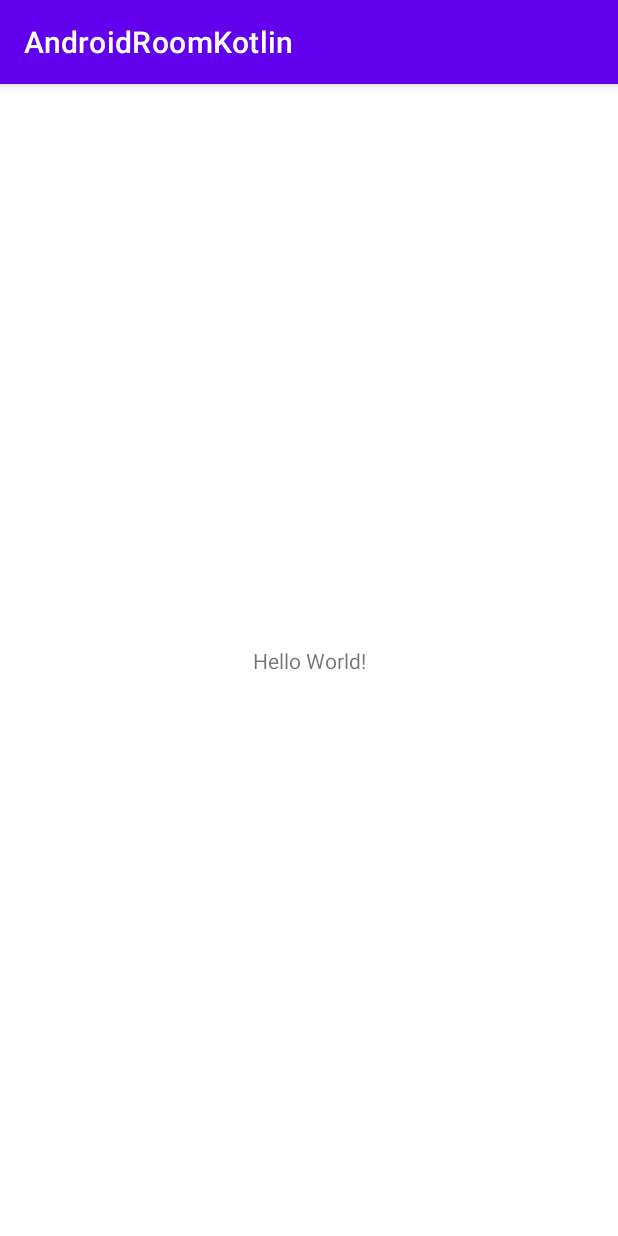
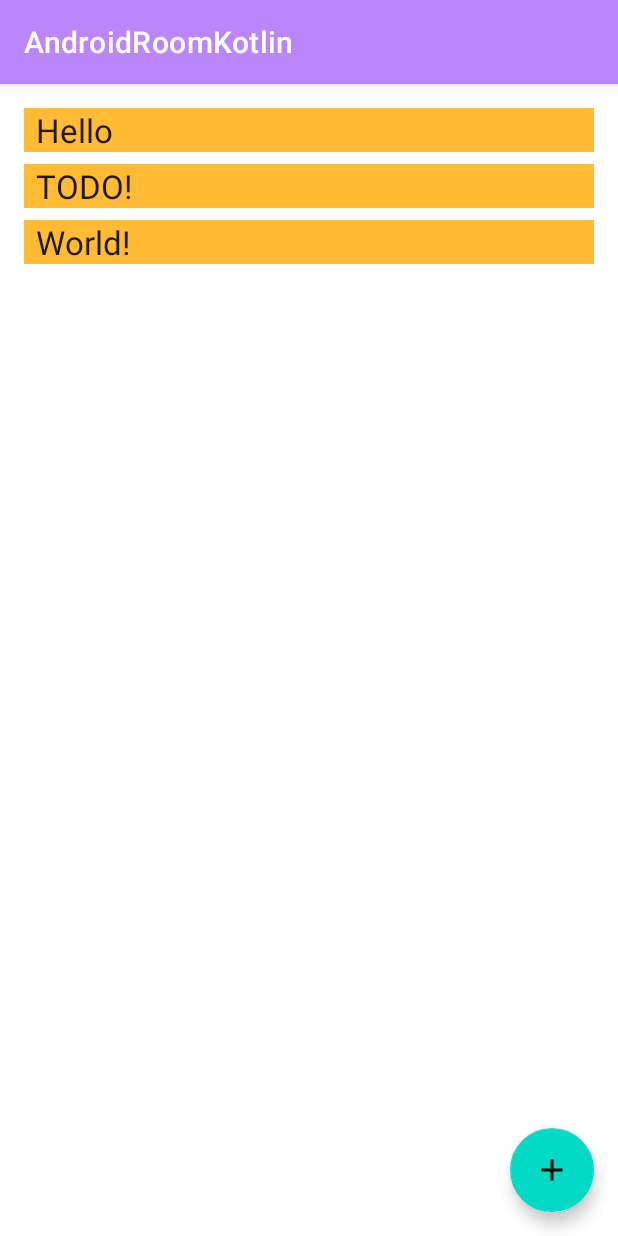
Before and after one commit to mertcaliskan01/KotlinProject, an Android app: the screen it shows after launch (MainActivity), on a phone screen of 412 x 824 dp. Run offline under Robolectric (Android 15) with nearby library versions, the phone set to English and light mode, and no system bars; our stand-ins replace Room's generated code.

Commit message:
update gradle entity, dao created observing db changes add room database create repository and ViewModel add xml layout and Recylerview Instantiate the repository and the database Populate the database Connect with the data

```diff
--- a/app/src/main/AndroidManifest.xml
+++ b/app/src/main/AndroidManifest.xml
@@ -3,12 +3,16 @@
     package="com.mtcn.androidroomkotlin">
 
     <application
+        android:name=".WordsApplication"
         android:allowBackup="true"
         android:icon="@mipmap/ic_launcher"
         android:label="@string/app_name"
         android:roundIcon="@mipmap/ic_launcher_round"
         android:supportsRtl="true"
-        android:theme="@style/Theme.AndroidRoomKotlin">
+        android:theme="@style/AppTheme">
+        <activity
+            android:name=".ui.NewWordActivity"
+            android:exported="false" />
         <activity
             android:name=".MainActivity"
             android:exported="true">
--- a/app/src/main/java/com/mtcn/androidroomkotlin/MainActivity.kt
+++ b/app/src/main/java/com/mtcn/androidroomkotlin/MainActivity.kt
@@ -1,11 +1,66 @@
 package com.mtcn.androidroomkotlin
 
+import android.app.Activity
+import android.content.Intent
 import androidx.appcompat.app.AppCompatActivity
 import android.os.Bundle
+import android.widget.Toast
+import androidx.activity.viewModels
+import androidx.lifecycle.Observer
+import androidx.recyclerview.widget.LinearLayoutManager
+import androidx.recyclerview.widget.RecyclerView
+import com.google.android.material.floatingactionbutton.FloatingActionButton
+import com.mtcn.androidroomkotlin.adapters.WordListAdapter
+import com.mtcn.androidroomkotlin.model.Word
+import com.mtcn.androidroomkotlin.model.WordViewModel
+import com.mtcn.androidroomkotlin.model.WordViewModelFactory
+import com.mtcn.androidroomkotlin.ui.NewWordActivity
 
 class MainActivity : AppCompatActivity() {
+
+    private val newWordActivityRequestCode = 1
+    private val wordViewModel: WordViewModel by viewModels {
+        WordViewModelFactory((application as WordsApplication).repository)
+    }
+
     override fun onCreate(savedInstanceState: Bundle?) {
         super.onCreate(savedInstanceState)
         setContentView(R.layout.activity_main)
+
+        val recyclerView = findViewById<RecyclerView>(R.id.recyclerview)
+        val adapter = WordListAdapter()
+        recyclerView.adapter = adapter
+        recyclerView.layoutManager = LinearLayoutManager(this)
+
+        // Add an observer on the LiveData returned by getAlphabetizedWords.
+        // The onChanged() method fires when the observed data changes and the activity is
+        // in the foreground.
+        wordViewModel.allWords.observe(this) { words ->
+            // Update the cached copy of the words in the adapter.
+            words.let { adapter.submitList(it) }
+        }
+
+        val fab = findViewById<FloatingActionButton>(R.id.fab)
+        fab.setOnClickListener {
+            val intent = Intent(this@MainActivity, NewWordActivity::class.java)
+            startActivityForResult(intent, newWordActivityRequestCode)
+        }
+    }
+
+    override fun onActivityResult(requestCode: Int, resultCode: Int, intentData: Intent?) {
+        super.onActivityResult(requestCode, resultCode, intentData)
+
+        if (requestCode == newWordActivityRequestCode && resultCode == Activity.RESULT_OK) {
+            intentData?.getStringExtra(NewWordActivity.EXTRA_REPLY)?.let { reply ->
+                val word = Word( reply)
+                wordViewModel.insert(word)
+            }
+        } else {
+            Toast.makeText(
+                applicationContext,
+                R.string.empty_not_saved,
+                Toast.LENGTH_LONG
+            ).show()
+        }
     }
 }
--- /dev/null
+++ b/app/src/main/java/com/mtcn/androidroomkotlin/WordsApplication.kt
@@ -0,0 +1,17 @@
+package com.mtcn.androidroomkotlin
+
+import android.app.Application
+import com.mtcn.androidroomkotlin.database.WordRoomDatabase
+import com.mtcn.androidroomkotlin.repository.WordRepository
+import kotlinx.coroutines.CoroutineScope
+import kotlinx.coroutines.SupervisorJob
+
+class WordsApplication : Application() {
+    // No need to cancel this scope as it'll be torn down with the process
+    val applicationScope = CoroutineScope(SupervisorJob())
+
+    // Using by lazy so the database and the repository are only created when they're needed
+    // rather than when the application starts
+    val database by lazy { WordRoomDatabase.getDatabase(this, applicationScope) }
+    val repository by lazy { WordRepository(database.wordDao()) }
+}
--- /dev/null
+++ b/app/src/main/java/com/mtcn/androidroomkotlin/adapters/WordListAdapter.kt
@@ -0,0 +1,49 @@
+package com.mtcn.androidroomkotlin.adapters
+
+import android.view.LayoutInflater
+import android.view.View
+import android.view.ViewGroup
+import android.widget.TextView
+import androidx.recyclerview.widget.DiffUtil
+import androidx.recyclerview.widget.ListAdapter
+import androidx.recyclerview.widget.RecyclerView
+import com.mtcn.androidroomkotlin.R
+import com.mtcn.androidroomkotlin.model.Word
+
+class WordListAdapter : ListAdapter<Word, WordListAdapter.WordViewHolder>(WordsComparator()) {
+
+    override fun onCreateViewHolder(parent: ViewGroup, viewType: Int): WordViewHolder {
+        return WordViewHolder.create(parent)
+    }
+
+    override fun onBindViewHolder(holder: WordViewHolder, position: Int) {
+        val current = getItem(position)
+        holder.bind(current.word)
+    }
+
+    class WordViewHolder(itemView: View) : RecyclerView.ViewHolder(itemView) {
+        private val wordItemView: TextView = itemView.findViewById(R.id.textView)
+
+        fun bind(text: String?) {
+            wordItemView.text = text
+        }
+
+        companion object {
+            fun create(parent: ViewGroup): WordViewHolder {
+                val view: View = LayoutInflater.from(parent.context)
+                    .inflate(R.layout.recyclerview_item, parent, false)
+                return WordViewHolder(view)
+            }
+        }
+    }
+
+    class WordsComparator : DiffUtil.ItemCallback<Word>() {
+        override fun areItemsTheSame(oldItem: Word, newItem: Word): Boolean {
+            return oldItem === newItem
+        }
+
+        override fun areContentsTheSame(oldItem: Word, newItem: Word): Boolean {
+            return oldItem.word == newItem.word
+        }
+    }
+}
--- /dev/null
+++ b/app/src/main/java/com/mtcn/androidroomkotlin/dao/WordDao.kt
@@ -0,0 +1,22 @@
+package com.mtcn.androidroomkotlin.dao
+
+import androidx.room.Dao
+import androidx.room.Insert
+import androidx.room.OnConflictStrategy
+import androidx.room.Query
+import com.mtcn.androidroomkotlin.model.Word
+import kotlinx.coroutines.flow.Flow
+
+@Dao
+interface WordDao {
+
+    @Query("SELECT * FROM word_table ORDER BY word ASC")
+    fun getAlphabetizedWords(): Flow<List<Word>>
+
+
+    @Insert(onConflict = OnConflictStrategy.IGNORE)
+    suspend fun insert(word: Word)
+
+    @Query("DELETE FROM word_table")
+    suspend fun deleteAll()
+}
--- /dev/null
+++ b/app/src/main/java/com/mtcn/androidroomkotlin/database/RoomDatabase.kt
@@ -0,0 +1,69 @@
+package com.mtcn.androidroomkotlin.database
+
+import android.content.Context
+import androidx.room.Database
+import androidx.room.Room
+import androidx.room.RoomDatabase
+import androidx.sqlite.db.SupportSQLiteDatabase
+import com.mtcn.androidroomkotlin.dao.WordDao
+import com.mtcn.androidroomkotlin.model.Word
+import kotlinx.coroutines.CoroutineScope
+import kotlinx.coroutines.launch
+
+@Database(entities = arrayOf(Word::class), version = 2, exportSchema = false)
+abstract class WordRoomDatabase : RoomDatabase() {
+
+    abstract fun wordDao(): WordDao
+
+    private class WordDatabaseCallback(
+        private val scope: CoroutineScope
+    ) : RoomDatabase.Callback() {
+
+        override fun onCreate(db: SupportSQLiteDatabase) {
+            super.onCreate(db)
+            INSTANCE?.let { database ->
+                scope.launch {
+                    var wordDao = database.wordDao()
+
+                    // Delete all content here.
+                    wordDao.deleteAll()
+
+                    // Add sample words.
+                    var word = Word("Hello")
+                    wordDao.insert(word)
+                    word = Word("World!")
+                    wordDao.insert(word)
+
+                    // TODO: Add your own words!
+                    word = Word("TODO!")
+                    wordDao.insert(word)
+                }
+            }
+        }
+    }
+
+    companion object {
+        @Volatile
+        private var INSTANCE: WordRoomDatabase? = null
+
+        fun getDatabase(
+            context: Context,
+            scope: CoroutineScope
+        ): WordRoomDatabase {
+            // if the INSTANCE is not null, then return it,
+            // if it is, then create the database
+            return INSTANCE ?: synchronized(this) {
+                val instance = Room.databaseBuilder(
+                    context.applicationContext,
+                    WordRoomDatabase::class.java,
+                    "word_database"
+                )
+                    .addCallback(WordDatabaseCallback(scope))
+                    .build()
+                INSTANCE = instance
+                // return instance
+                instance
+            }
+        }
+    }
+}
--- /dev/null
+++ b/app/src/main/java/com/mtcn/androidroomkotlin/model/Word.kt
@@ -0,0 +1,8 @@
+package com.mtcn.androidroomkotlin.model
+
+import androidx.room.ColumnInfo
+import androidx.room.Entity
+import androidx.room.PrimaryKey
+
+@Entity(tableName = "word_table")
+data class Word(@PrimaryKey @ColumnInfo(name = "word") val word: String)
--- /dev/null
+++ b/app/src/main/java/com/mtcn/androidroomkotlin/model/WordViewModel.kt
@@ -0,0 +1,31 @@
+package com.mtcn.androidroomkotlin.model
+
+import androidx.lifecycle.*
+import com.mtcn.androidroomkotlin.repository.WordRepository
+import kotlinx.coroutines.launch
+
+class WordViewModel(private val repository: WordRepository) : ViewModel() {
+
+    // Using LiveData and caching what allWords returns has several benefits:
+    // - We can put an observer on the data (instead of polling for changes) and only update the
+    //   the UI when the data actually changes.
+    // - Repository is completely separated from the UI through the ViewModel.
+    val allWords: LiveData<List<Word>> = repository.allWords.asLiveData()
+
+    /**
+     * Launching a new coroutine to insert the data in a non-blocking way
+     */
+    fun insert(word: Word) = viewModelScope.launch {
+        repository.insert(word)
+    }
+}
+
+class WordViewModelFactory(private val repository: WordRepository) : ViewModelProvider.Factory {
+    override fun <T : ViewModel> create(modelClass: Class<T>): T {
+        if (modelClass.isAssignableFrom(WordViewModel::class.java)) {
+            @Suppress("UNCHECKED_CAST")
+            return WordViewModel(repository) as T
+        }
+        throw IllegalArgumentException("Unknown ViewModel class")
+    }
+}
--- /dev/null
+++ b/app/src/main/java/com/mtcn/androidroomkotlin/repository/WordRepository.kt
@@ -0,0 +1,24 @@
+package com.mtcn.androidroomkotlin.repository
+
+import androidx.annotation.WorkerThread
+import com.mtcn.androidroomkotlin.dao.WordDao
+import com.mtcn.androidroomkotlin.model.Word
+import kotlinx.coroutines.flow.Flow
+
+// Declares the DAO as a private property in the constructor. Pass in the DAO
+// instead of the whole database, because you only need access to the DAO
+class WordRepository(private val wordDao: WordDao) {
+
+    // Room executes all queries on a separate thread.
+    // Observed Flow will notify the observer when the data has changed.
+    val allWords: Flow<List<Word>> = wordDao.getAlphabetizedWords()
+
+    // By default Room runs suspend queries off the main thread, therefore, we don't need to
+    // implement anything else to ensure we're not doing long running database work
+    // off the main thread.
+    @Suppress("RedundantSuspendModifier")
+    @WorkerThread
+    suspend fun insert(word: Word) {
+        wordDao.insert(word)
+    }
+}
--- /dev/null
+++ b/app/src/main/res/drawable/ic_baseline_add_24.xml
@@ -0,0 +1,10 @@
+<vector xmlns:android="http://schemas.android.com/apk/res/android"
+    android:width="24dp"
+    android:height="24dp"
+    android:viewportWidth="24"
+    android:viewportHeight="24"
+    android:tint="?attr/colorControlNormal">
+  <path
+      android:fillColor="@android:color/white"
+      android:pathData="M19,13h-6v6h-2v-6H5v-2h6V5h2v6h6v2z"/>
+</vector>
--- a/app/src/main/res/layout/activity_main.xml
+++ b/app/src/main/res/layout/activity_main.xml
@@ -1,18 +1,29 @@
-<?xml version="1.0" encoding="utf-8"?>
-<androidx.constraintlayout.widget.ConstraintLayout xmlns:android="http://schemas.android.com/apk/res/android"
+<androidx.constraintlayout.widget.ConstraintLayout
+    xmlns:android="http://schemas.android.com/apk/res/android"
     xmlns:app="http://schemas.android.com/apk/res-auto"
     xmlns:tools="http://schemas.android.com/tools"
     android:layout_width="match_parent"
     android:layout_height="match_parent"
     tools:context=".MainActivity">
 
-    <TextView
-        android:layout_width="wrap_content"
-        android:layout_height="wrap_content"
-        android:text="Hello World!"
+    <androidx.recyclerview.widget.RecyclerView
+        android:id="@+id/recyclerview"
+        android:layout_width="0dp"
+        android:layout_height="0dp"
+        tools:listitem="@layout/recyclerview_item"
+        android:padding="@dimen/big_padding"
         app:layout_constraintBottom_toBottomOf="parent"
         app:layout_constraintLeft_toLeftOf="parent"
         app:layout_constraintRight_toRightOf="parent"
         app:layout_constraintTop_toTopOf="parent" />
 
+    <com.google.android.material.floatingactionbutton.FloatingActionButton
+        android:id="@+id/fab"
+        app:layout_constraintBottom_toBottomOf="parent"
+        app:layout_constraintEnd_toEndOf="parent"
+        android:layout_width="wrap_content"
+        android:layout_height="wrap_content"
+        android:layout_margin="16dp"
+        android:contentDescription="@string/add_word"
+        android:src="@drawable/ic_baseline_add_24"/>
 </androidx.constraintlayout.widget.ConstraintLayout>
--- /dev/null
+++ b/app/src/main/res/layout/recyclerview_item.xml
@@ -0,0 +1,13 @@
+<?xml version="1.0" encoding="utf-8"?>
+<LinearLayout xmlns:android="http://schemas.android.com/apk/res/android"
+    android:orientation="vertical"
+    android:layout_width="match_parent"
+    android:layout_height="wrap_content">
+
+    <TextView
+        android:id="@+id/textView"
+        style="@style/word_title"
+        android:layout_width="match_parent"
+        android:layout_height="wrap_content"
+        android:background="@android:color/holo_orange_light" />
+</LinearLayout>
--- a/app/src/main/res/values/colors.xml
+++ b/app/src/main/res/values/colors.xml
@@ -7,4 +7,8 @@
     <color name="teal_700">#FF018786</color>
     <color name="black">#FF000000</color>
     <color name="white">#FFFFFFFF</color>
+    <color name="colorPrimary">#FFBB86FC</color>
+    <color name="colorPrimaryDark">#FF3700B3</color>
+    <color name="colorAccent">#FF018786</color>
+    <color name="buttonLabel">#FFFFFF</color>
 </resources>
--- /dev/null
+++ b/app/src/main/res/values/dimens.xml
@@ -0,0 +1,6 @@
+<?xml version="1.0" encoding="utf-8"?>
+<resources>
+    <dimen name="big_padding">16dp</dimen>
+    <dimen name="min_height">48dp</dimen>
+
+</resources>
--- a/app/src/main/res/values/strings.xml
+++ b/app/src/main/res/values/strings.xml
@@ -1,3 +1,7 @@
 <resources>
     <string name="app_name">AndroidRoomKotlin</string>
+    <string name="hint_word">Word...</string>
+    <string name="button_save">Save</string>
+    <string name="empty_not_saved">Word not saved because it is empty.</string>
+    <string name="add_word">Add word</string>
 </resources>
--- /dev/null
+++ b/app/src/main/res/values/styles.xml
@@ -0,0 +1,22 @@
+<?xml version="1.0" encoding="utf-8"?>
+<resources>
+
+    <!-- Base application theme. -->
+    <style name="AppTheme" parent="Theme.MaterialComponents.Light.DarkActionBar">
+        <!-- Customize your theme here. -->
+        <item name="colorPrimary">@color/colorPrimary</item>
+        <item name="colorPrimaryDark">@color/colorPrimaryDark</item>
+        <item name="colorAccent">@color/colorAccent</item>
+    </style>
+
+    <!-- The default font for RecyclerView items is too small.
+    The margin is a simple delimiter between the words. -->
+    <style name="word_title">
+        <item name="android:layout_marginBottom">8dp</item>
+        <item name="android:paddingLeft">8dp</item>
+        <item name="android:background">@android:color/holo_orange_light</item>
+        <item name="android:textAppearance">@android:style/TextAppearance.Large</item>
+    </style>
+
+
+</resources>
```
Also changed, not shown: app/build.gradle (+44 -9 lines), app/src/main/java/com/mtcn/androidroomkotlin/ui/NewWordActivity.kt (added, +38 -0 lines), app/src/main/res/layout/activity_new_word.xml (added, +26 -0 lines), build.gradle (+18 -1 lines).
